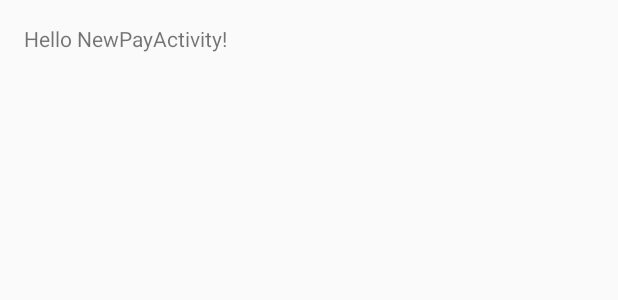
After one commit to DanielOlvera/LatinAmericanBank, an Android app: the layout activity_new_pay.xml on its own in the app's theme, with its tools: preview values and no code run, on a phone screen of 412 x 824 dp. The commit adds this screen. Shown: the top 300 px of the screen. Run offline under Robolectric (Android 15) with nearby library versions, the phone set to English and light mode, and no system bars.

Commit message:
UserWindow: Added NewPayActivity

```diff
--- a/app/build.gradle
+++ b/app/build.gradle
@@ -64,4 +64,7 @@ dependencies {
 
     //Azure
     compile 'com.microsoft.azure:azure-mobile-android:3.1.0'
+
+    //Gson
+    compile 'com.google.code.gson:gson:2.8.0'
 }
--- a/app/src/main/java/com/example/daniel/latinamericanbank/userswindow/BalanceFragment.java
+++ b/app/src/main/java/com/example/daniel/latinamericanbank/userswindow/BalanceFragment.java
@@ -9,6 +9,7 @@ import android.view.Menu;
 import android.view.MenuInflater;
 import android.view.View;
 import android.view.ViewGroup;
+import android.widget.TextView;
 
 import com.example.daniel.latinamericanbank.R;
 
@@ -19,7 +20,6 @@ import butterknife.BindView;
  * A simple {@link Fragment} subclass.
  */
 public class BalanceFragment extends Fragment {
-
 
     public BalanceFragment() {
         // Required empty public constructor
--- a/app/src/main/java/com/example/daniel/latinamericanbank/userswindow/UserWindowActivity.java
+++ b/app/src/main/java/com/example/daniel/latinamericanbank/userswindow/UserWindowActivity.java
@@ -1,5 +1,6 @@
 package com.example.daniel.latinamericanbank.userswindow;
 
+import android.content.Intent;
 import android.graphics.Color;
 import android.support.v4.app.FragmentPagerAdapter;
 import android.support.v4.view.PagerTabStrip;
@@ -11,6 +12,7 @@ import android.widget.TextView;
 import android.widget.Toast;
 
 import com.example.daniel.latinamericanbank.R;
+import com.example.daniel.latinamericanbank.paywindow.NewPayActivity;
 
 import butterknife.BindView;
 import butterknife.ButterKnife;
@@ -49,6 +51,8 @@ public class UserWindowActivity extends AppCompatActivity {
     public boolean onOptionsItemSelected(MenuItem item) {
         switch (item.getItemId()){
             case R.id.pm_payMenu:
+                Intent intent = new Intent(this, NewPayActivity.class);
+                startActivity(intent);
                 Toast.makeText(this, "New Payment Menu", Toast.LENGTH_SHORT).show();
                 return true;
             case R.id.tm_transfermenu:
--- /dev/null
+++ b/app/src/main/res/layout/activity_new_pay.xml
@@ -0,0 +1,18 @@
+<?xml version="1.0" encoding="utf-8"?>
+<RelativeLayout xmlns:android="http://schemas.android.com/apk/res/android"
+    xmlns:tools="http://schemas.android.com/tools"
+    android:id="@+id/activity_new_pay"
+    android:layout_width="match_parent"
+    android:layout_height="match_parent"
+    android:paddingBottom="@dimen/activity_vertical_margin"
+    android:paddingLeft="@dimen/activity_horizontal_margin"
+    android:paddingRight="@dimen/activity_horizontal_margin"
+    android:paddingTop="@dimen/activity_vertical_margin"
+    tools:context="com.example.daniel.latinamericanbank.paywindow.NewPayActivity">
+
+    <TextView
+        android:layout_width="match_parent"
+        android:layout_height="wrap_content"
+        android:text="Hello NewPayActivity!"/>
+
+</RelativeLayout>
--- a/app/src/main/res/layout/fragment_recycler_pay_row.xml
+++ b/app/src/main/res/layout/fragment_recycler_pay_row.xml
@@ -15,7 +15,7 @@
     <RelativeLayout
         android:layout_width="match_parent"
         android:layout_height="wrap_content"
-        android:padding="16dp">
+        android:padding="10dp">
 
         <ImageView
             android:layout_width="60dp"
@@ -23,7 +23,8 @@
             android:id="@+id/frpr_imageVw"
             android:layout_alignParentLeft="true"
             android:layout_alignParentTop="true"
-            android:layout_marginRight="16dp"/>
+            android:layout_marginRight="16dp"
+            android:layout_marginTop="4dp"/>
 
         <TextView
             android:layout_width="wrap_content"
```
Also changed, not shown: app/src/main/AndroidManifest.xml (+8 -4 lines), app/src/main/java/com/example/daniel/latinamericanbank/paywindow/NewPayActivity.java (added, +15 -0 lines), app/src/main/java/com/example/daniel/latinamericanbank/userswindow/CustomTransferAdapter.java (added, +77 -0 lines), app/src/main/res/layout/fragment_balance.xml (+10 -10 lines), app/src/main/res/layout/fragment_recycler_transfer_row.xml (added, +34 -0 lines), app/src/main/res/values/strings.xml (+5 -4 lines), app/src/main/res/drawable/solobackground.jpg (added).
